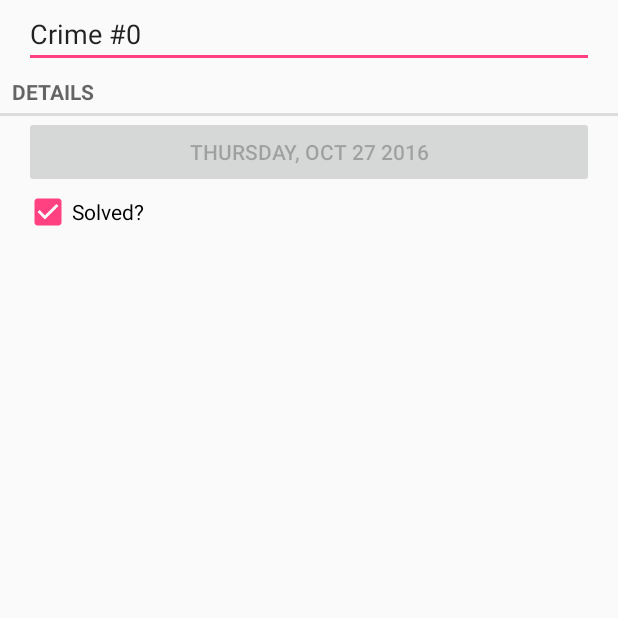
After one commit to RomanArtemenko/CriminalIntent, an Android app: the CrimePagerActivity screen opened directly, with no data from a screen before it, on a phone screen of 412 x 824 dp, the top half of it. The commit adds this screen. Run offline under Robolectric (Android 15) with nearby library versions, the phone set to English and light mode, and no system bars.

Commit message:
added ViewPage

```diff
--- a/app/src/main/AndroidManifest.xml
+++ b/app/src/main/AndroidManifest.xml
@@ -14,7 +14,7 @@
                 <category android:name="android.intent.category.LAUNCHER"/>
             </intent-filter>
         </activity>
-        <activity android:name=".CrimeActivity"
+        <activity android:name=".CrimePagerActivity"
             android:label="@string/app_name">
         </activity>
     </application>
--- a/app/src/main/java/com/batman/android/criminalintent/CrimeFragment.java
+++ b/app/src/main/java/com/batman/android/criminalintent/CrimeFragment.java
@@ -5,6 +5,7 @@ import android.os.Bundle;
 import android.support.v4.app.Fragment;
 import android.text.Editable;
 import android.text.TextWatcher;
+import android.text.format.DateFormat;
 import android.view.LayoutInflater;
 import android.view.View;
 import android.view.ViewGroup;
@@ -69,7 +70,7 @@ public class CrimeFragment extends Fragment {
         });
 
         mDateButton = (Button)v.findViewById(R.id.crime_date);
-        mDateButton.setText(mCrime.getDate().getDay()+ ',' + mCrime.getDate().toString());
+        mDateButton.setText((DateFormat.format("EEEE, MMM dd yyyy", mCrime.getDate())).toString());
         mDateButton.setEnabled(false);
 
         mSolvedCheckBox = (CheckBox)v.findViewById(R.id.crime_solved);
--- a/app/src/main/java/com/batman/android/criminalintent/CrimeListFragment.java
+++ b/app/src/main/java/com/batman/android/criminalintent/CrimeListFragment.java
@@ -50,6 +50,7 @@ public class CrimeListFragment extends Fragment {
             mCrimeRecyclerView.setAdapter(mAdapter);
         } else {
             mAdapter.notifyDataSetChanged();
+           // mAdapter.notifyItemChanged(1);
         }
     }
 
@@ -77,8 +78,8 @@ public class CrimeListFragment extends Fragment {
 
         @Override
         public void onClick(View v) {
-            Intent intent = CrimeActivity.newIntent(getActivity(), mCrime.getId());
-            startActivityForResult(intent, REQUEST_CRIME);
+            Intent intent = CrimePagerActivity.newIntent(getActivity(), mCrime.getId());
+            startActivity(intent);
         }
     }
 
--- /dev/null
+++ b/app/src/main/java/com/batman/android/criminalintent/CrimePagerActivity.java
@@ -0,0 +1,61 @@
+package com.batman.android.criminalintent;
+
+import android.content.Context;
+import android.content.Intent;
+import android.os.Bundle;
+import android.support.v4.app.Fragment;
+import android.support.v4.app.FragmentActivity;
+import android.support.v4.app.FragmentManager;
+import android.support.v4.app.FragmentStatePagerAdapter;
+import android.support.v4.view.ViewPager;
+
+import java.util.List;
+import java.util.UUID;
+
+/**
+ * Created by God on 27.10.2016.
+ */
+public class CrimePagerActivity extends FragmentActivity {
+    private static final String EXTRA_CRIME_ID = "com.batman.android.criminalintent.crime_id";
+
+    private ViewPager mViewPager;
+    private List<Crime> mCrimes;
+
+    public static Intent newIntent(Context packageContext, UUID crimeId) {
+        Intent intent = new Intent(packageContext, CrimePagerActivity.class);
+        intent.putExtra(EXTRA_CRIME_ID, crimeId);
+        return intent;
+    }
+
+    @Override
+    protected void onCreate(Bundle savedInstanceState) {
+        super.onCreate(savedInstanceState);
+        setContentView(R.layout.activity_crime_pager);
+
+        UUID crime_id = (UUID) getIntent().getSerializableExtra(EXTRA_CRIME_ID);
+
+        mViewPager = (ViewPager) findViewById(R.id.activity_crime_pager_view_pager);
+
+        mCrimes = CrimeLab.get(this).getCrimes();
+        FragmentManager fragmentManager = getSupportFragmentManager();
+        mViewPager.setAdapter(new FragmentStatePagerAdapter(fragmentManager) {
+            @Override
+            public Fragment getItem(int position) {
+                Crime crime = mCrimes.get(position);
+                return CrimeFragment.newInstance(crime.getId());
+            }
+
+            @Override
+            public int getCount() {
+                return mCrimes.size();
+            }
+        });
+
+        for (int i = 0; i < mCrimes.size(); i++) {
+            if (mCrimes.get(i).getId().equals(crime_id)) {
+                mViewPager.setCurrentItem(i);
+                break;
+            }
+        }
+    }
+}
--- /dev/null
+++ b/app/src/main/res/layout/activity_crime_pager.xml
@@ -0,0 +1,9 @@
+<?xml version="1.0" encoding="utf-8"?>
+<android.support.v4.view.ViewPager
+    xmlns:android="http://schemas.android.com/apk/res/android"
+    android:id="@+id/activity_crime_pager_view_pager"
+    android:orientation="vertical"
+    android:layout_width="match_parent"
+    android:layout_height="match_parent">
+
+</android.support.v4.view.ViewPager>
--- a/app/src/main/res/layout/fragment_crime.xml
+++ b/app/src/main/res/layout/fragment_crime.xml
@@ -2,7 +2,7 @@
 <LinearLayout xmlns:android="http://schemas.android.com/apk/res/android"
               android:orientation="vertical"
               android:layout_width="match_parent"
-              android:layout_height="wrap_content">
+              android:layout_height="match_parent">
 
     <EditText
         android:id="@+id/crime_title"
--- a/app/src/main/res/layout/fragment_crime_list.xml
+++ b/app/src/main/res/layout/fragment_crime_list.xml
@@ -3,4 +3,4 @@
     xmlns:android="http://schemas.android.com/apk/res/android"
     android:id="@+id/crime_recycler_view"
     android:layout_width="match_parent"
-    android:layout_height="wrap_content"/>
+    android:layout_height="match_parent"/>
```
Also changed, not shown: app/src/main/java/com/batman/android/criminalintent/CrimeActivity.java (deleted, +0 -27 lines).
